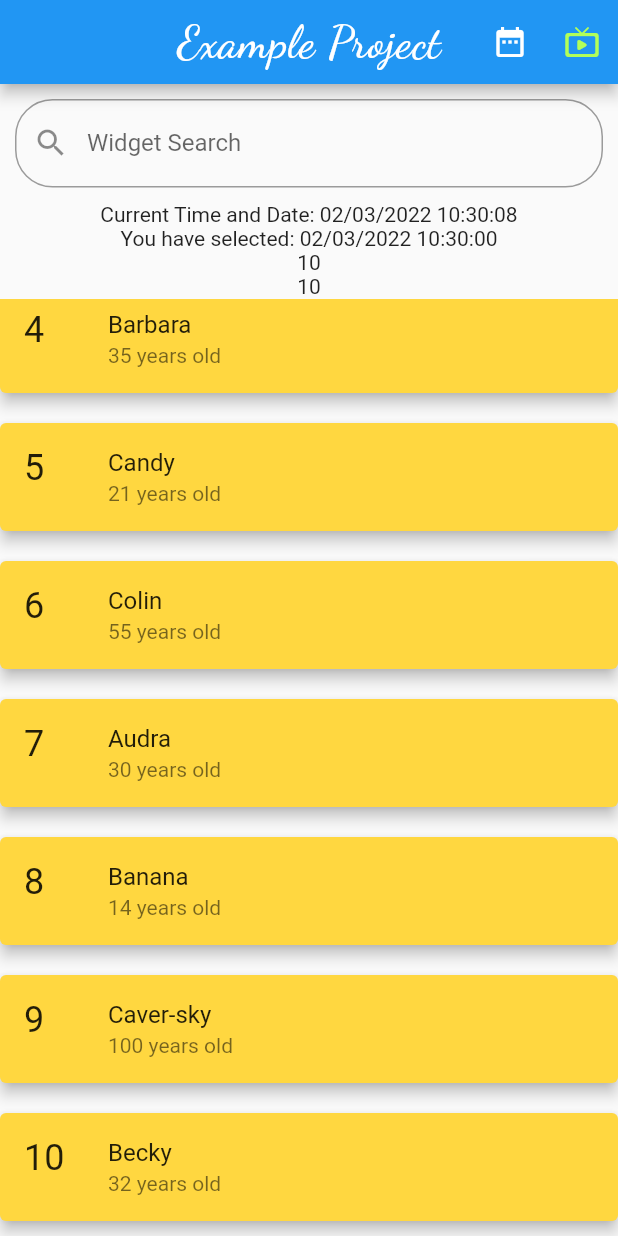
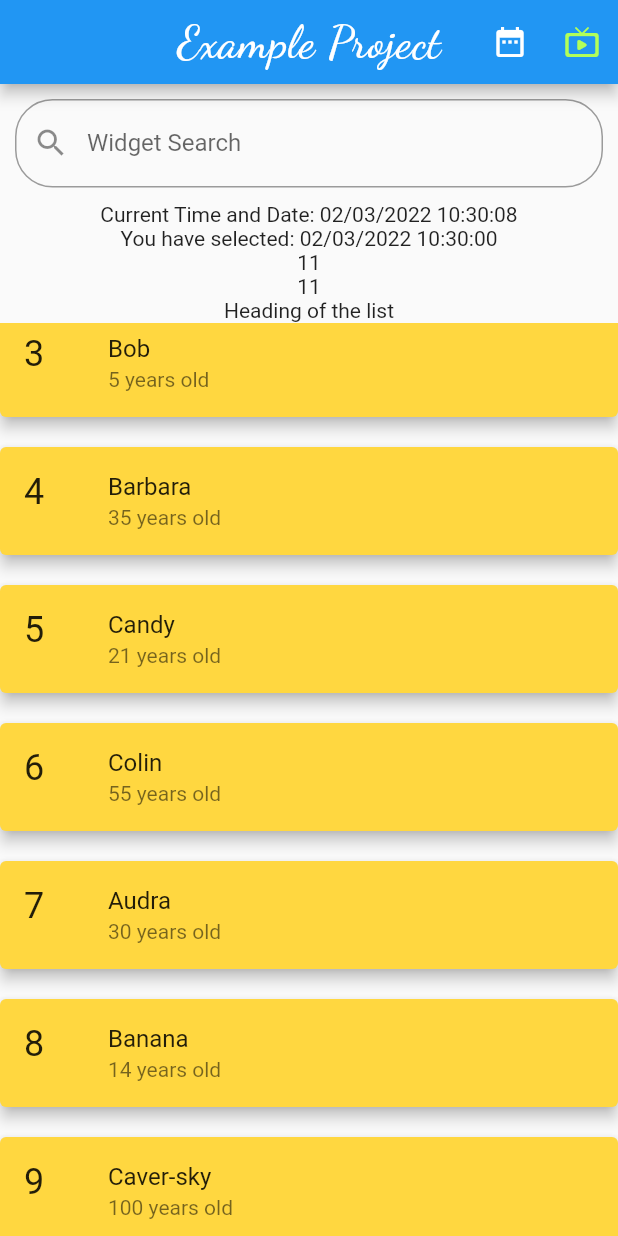
Before and after one commit to Hadjimamas/Testing_Project, a Flutter app: the screen it shows after launch, scrolled down 295 dp, on a phone screen of 412 x 824 dp. Run offline on Flutter 3.47's test engine with Material 2 defaults, Android fonts, the phone set to English and light mode, and no system bars; our stand-ins replace google_fonts.

Commit message:
Practice Project

```diff
--- a/lib/main.dart
+++ b/lib/main.dart
@@ -86,6 +86,7 @@ class _MyHomePage extends State<MyHomePage> {
   DateTime selectedDate = DateTime.now();
   TextEditingController editingController = TextEditingController();
   final List<Map<String, dynamic>> _allUsers = [
+    {"id": 0, "name": "Andreas"},
     {"id": 1, "name": "Andy", "age": 29},
     {"id": 2, "name": "Aragon", "age": 40},
     {"id": 3, "name": "Bob", "age": 5},
@@ -219,6 +220,15 @@ class _MyHomePage extends State<MyHomePage> {
         Text(_foundUsers.length.toString()),
 
         Expanded(
+          child: Column(
+            children: [
+              Row(
+                mainAxisAlignment: MainAxisAlignment.center,
+                children: const [
+                  Text("Heading of the list"),
+                ],
+              ),
+              Expanded(
                 child: _foundUsers.isNotEmpty
                     ? ListView.builder(
                         itemCount: _foundUsers.length,
@@ -245,6 +255,9 @@ class _MyHomePage extends State<MyHomePage> {
                         ),
                       ),
               ),
+            ],
+          ),
+        ),
         //Text("${selectedDate.toLocal()}".split(' ')[0]),
         //print(listScore.where((score) => score > 1).toList());
       ],
```
Lines whose indentation alone changed are shown as unchanged.
